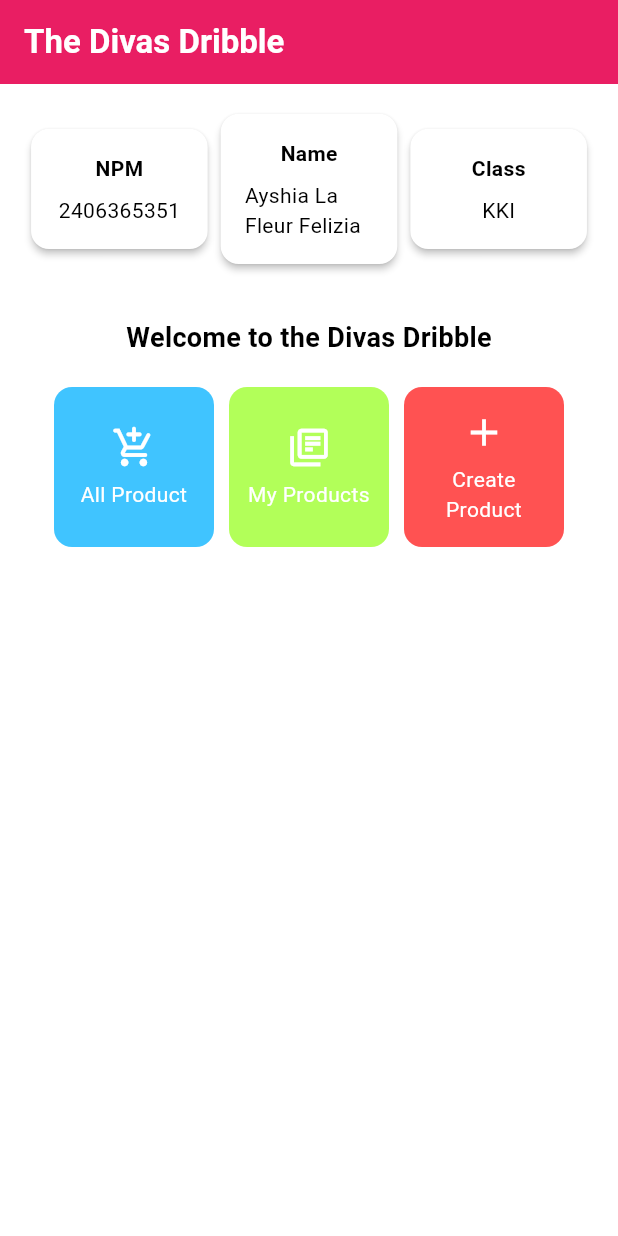
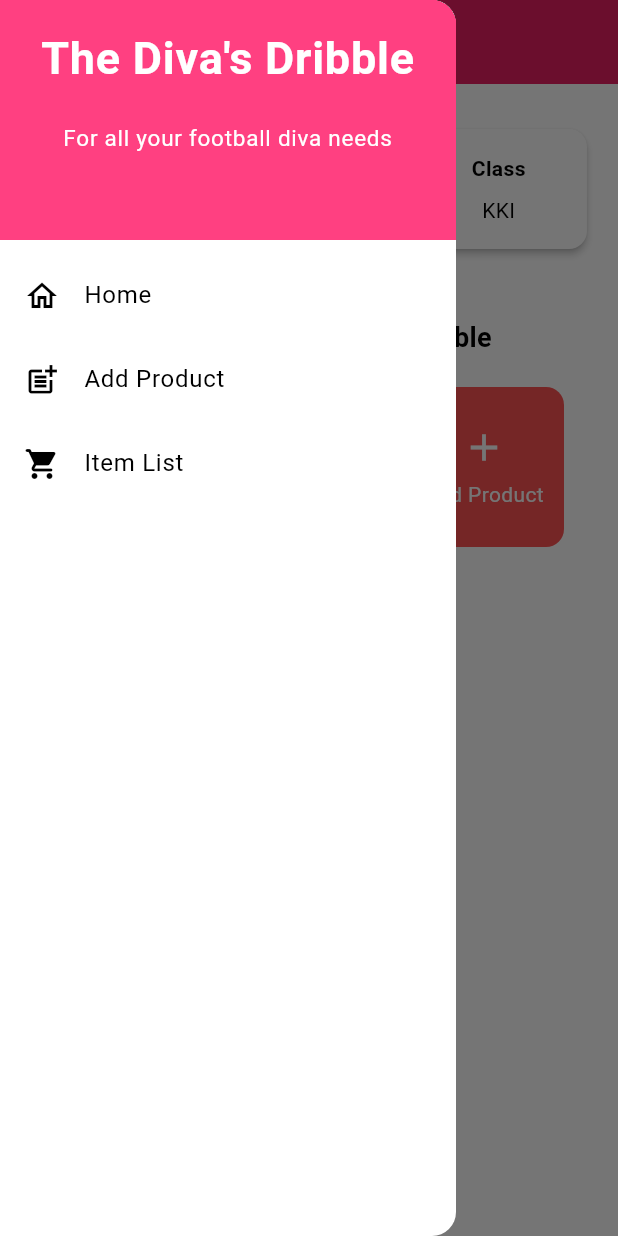
Before and after one commit to ayshialafleur/football-shop-mobile, a Flutter app: the screen it shows after launch, with the side drawer open (before the commit the screen has no drawer), on a phone screen of 412 x 824 dp. Run offline on Flutter 3.47's test engine with Material 3 defaults, Android fonts, the phone set to English and light mode, and no system bars.

Commit message:
complete assignment 8

```diff
--- a/lib/main.dart
+++ b/lib/main.dart
@@ -1,5 +1,5 @@
 import 'package:flutter/material.dart';
-import 'package:football_shop/menu.dart';
+import 'package:football_shop/screens/menu.dart';
 
 void main() {
   runApp(const MyApp());
--- a/lib/menu.dart
+++ b/lib/screens/menu.dart
@@ -1,4 +1,6 @@
 import 'package:flutter/material.dart';
+import 'package:football_shop/widgets/left_drawer.dart';
+import 'package:football_shop/widgets/item_card.dart';
 
 class MyHomePage extends StatelessWidget {
   MyHomePage({super.key});
@@ -10,7 +12,7 @@ class MyHomePage extends StatelessWidget {
   final List<ItemHomepage> items = [
     ItemHomepage("All Product", Icons.add_shopping_cart_rounded, Colors.lightBlueAccent),
     ItemHomepage("My Products", Icons.my_library_books_outlined, Colors.lightGreenAccent),
-    ItemHomepage("Create Product", Icons.add, Colors.redAccent),
+    ItemHomepage("Add Product", Icons.add, Colors.redAccent),
   ];
 
   @override
@@ -30,6 +32,7 @@ class MyHomePage extends StatelessWidget {
         // Warna latar belakang AppBar diambil dari skema warna tema aplikasi.
         backgroundColor: Theme.of(context).colorScheme.primary,
       ),
+      drawer: LeftDrawer(),
       // Body halaman dengan padding di sekelilingnya.
       body: Padding(
         padding: const EdgeInsets.all(16.0),
@@ -126,60 +129,6 @@ class InfoCard extends StatelessWidget {
   }
 }
 
-class ItemCard extends StatelessWidget {
-  // Menampilkan kartu dengan ikon dan nama.
-
-  final ItemHomepage item;
-
-  const ItemCard(this.item, {super.key});
-
-  @override
-  Widget build(BuildContext context) {
-    return Material(
-      // Menentukan warna latar belakang dari tema aplikasi.
-      color: item.color,
-      // Membuat sudut kartu melengkung.
-      borderRadius: BorderRadius.circular(12),
-
-      child: InkWell(
-        // Aksi ketika kartu ditekan.
-        onTap: () {
-          // Menampilkan pesan SnackBar saat kartu ditekan.
-          ScaffoldMessenger.of(context)
-            ..hideCurrentSnackBar()
-            ..showSnackBar(
-                SnackBar(content: Text("You have pressed the ${item.name} button!"))
-            );
-        },
-        // Container untuk menyimpan Icon dan Text
-        child: Container(
-          padding: const EdgeInsets.all(8),
-          child: Center(
-            child: Column(
-              // Menyusun ikon dan teks di tengah kartu.
-              mainAxisAlignment: MainAxisAlignment.center,
-              children: [
-                Icon(
-                  item.icon,
-                  color: Colors.white,
-                  size: 30.0,
-                ),
-                const Padding(padding: EdgeInsets.all(3)),
-                Text(
-                  item.name,
-                  textAlign: TextAlign.center,
-                  style: const TextStyle(color: Colors.white),
-                ),
-              ],
-            ),
-          ),
-        ),
-      ),
-    );
-  }
-
-}
-
 class ItemHomepage {
   final String name;
   final IconData icon;
--- /dev/null
+++ b/lib/widgets/item_card.dart
@@ -0,0 +1,63 @@
+import 'package:flutter/material.dart';
+import 'package:football_shop/screens/menu.dart';
+import 'package:football_shop/screens/itemlist_form.dart';
+
+class ItemCard extends StatelessWidget {
+  // Menampilkan kartu dengan ikon dan nama.
+
+  final ItemHomepage item;
+
+  const ItemCard(this.item, {super.key});
+
+  @override
+  Widget build(BuildContext context) {
+    return Material(
+      // Menentukan warna latar belakang dari tema aplikasi.
+      color: item.color,
+      // Membuat sudut kartu melengkung.
+      borderRadius: BorderRadius.circular(12),
+
+      child: InkWell(
+        // Aksi ketika kartu ditekan.
+        onTap: () {
+          // Menampilkan pesan SnackBar saat kartu ditekan.
+          ScaffoldMessenger.of(context)
+            ..hideCurrentSnackBar()
+            ..showSnackBar(
+                SnackBar(content: Text("You have pressed the ${item.name} button!"))
+            );
+          // Navigate to the appropriate route depending on the button type
+          if (item.name == "Add Product") {
+            Navigator.push(
+              context,
+              MaterialPageRoute(builder: (context) => const ItemFormPage()),
+            );
+          }
+        },
+        // Container untuk menyimpan Icon dan Text
+        child: Container(
+          padding: const EdgeInsets.all(8),
+          child: Center(
+            child: Column(
+              // Menyusun ikon dan teks di tengah kartu.
+              mainAxisAlignment: MainAxisAlignment.center,
+              children: [
+                Icon(
+                  item.icon,
+                  color: Colors.white,
+                  size: 30.0,
+                ),
+                const Padding(padding: EdgeInsets.all(3)),
+                Text(
+                  item.name,
+                  textAlign: TextAlign.center,
+                  style: const TextStyle(color: Colors.white),
+                ),
+              ],
+            ),
+          ),
+        ),
+      ),
+    );
+  }
+}
--- /dev/null
+++ b/lib/widgets/left_drawer.dart
@@ -0,0 +1,74 @@
+import 'package:flutter/material.dart';
+import 'package:football_shop/screens/menu.dart';
+import 'package:football_shop/screens/itemlist_form.dart';
+
+class LeftDrawer extends StatelessWidget {
+  const LeftDrawer({super.key});
+
+  @override
+  Widget build(BuildContext context) {
+    return Drawer(
+      child: ListView(
+        children: [
+          const DrawerHeader(
+            decoration: BoxDecoration(
+              color: Colors.pinkAccent,
+            ),
+            child: Column(
+              children: [
+                Text(
+                  "The Diva's Dribble",
+                  textAlign: TextAlign.center,
+                  style: TextStyle(
+                    fontSize: 30,
+                    fontWeight: FontWeight.bold,
+                    color: Colors.white,
+                  ),
+                ),
+                Padding(padding: EdgeInsets.all(10)),
+                Text(
+                  "For all your football diva needs",
+                  textAlign: TextAlign.center,
+                  style: TextStyle(
+                    fontSize: 15,
+                    fontWeight: FontWeight.normal,
+                    color: Colors.white,
+                  ),
+                ),
+              ],
+            ),
+
+          ),
+          ListTile(
+            leading: const Icon(Icons.home_outlined),
+            title: const Text('Home'),
+            // Redirect to MyHomePage
+            onTap: () {
+              Navigator.pushReplacement(
+                  context,
+                  MaterialPageRoute(
+                    builder: (context) => MyHomePage(),
+                  ));
+            },
+          ),
+          ListTile(
+            leading: const Icon(Icons.post_add),
+            title: const Text('Add Product'),
+            // Redirect to ItemFormPage
+            onTap: () {
+              Navigator.pushReplacement(
+                  context,
+                  MaterialPageRoute(
+                    builder: (context) => ItemFormPage(),
+                  ));
+            },
+          ),
+          ListTile(
+            leading: const Icon(Icons.shopping_cart_rounded),
+            title: const Text('Item List'),
+          )
+        ],
+      ),
+    );
+  }
+}
```
Also changed, not shown: lib/screens/itemlist_form.dart (added, +248 -0 lines), 1 other file.
